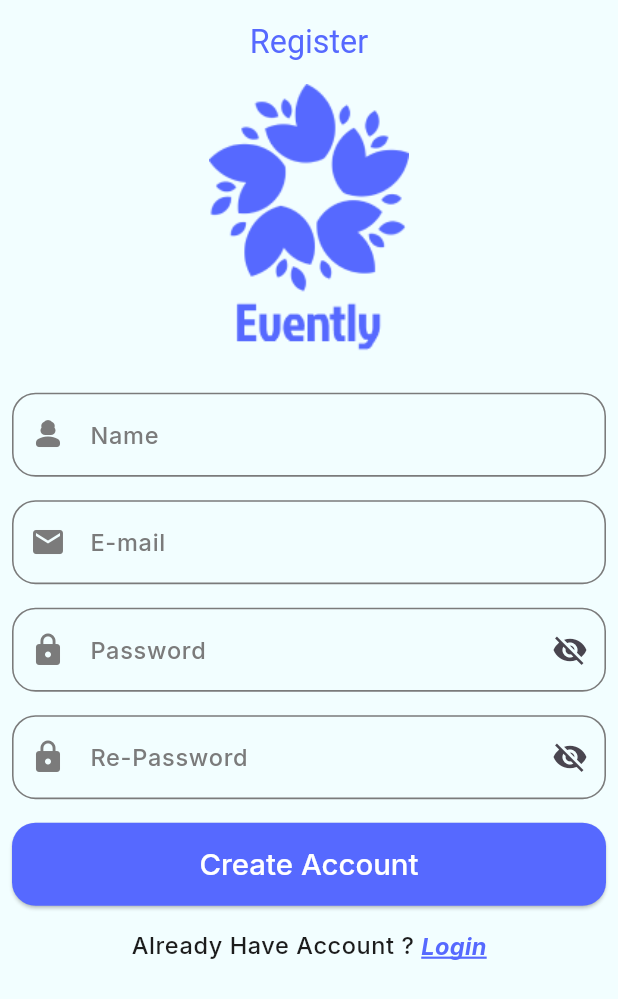
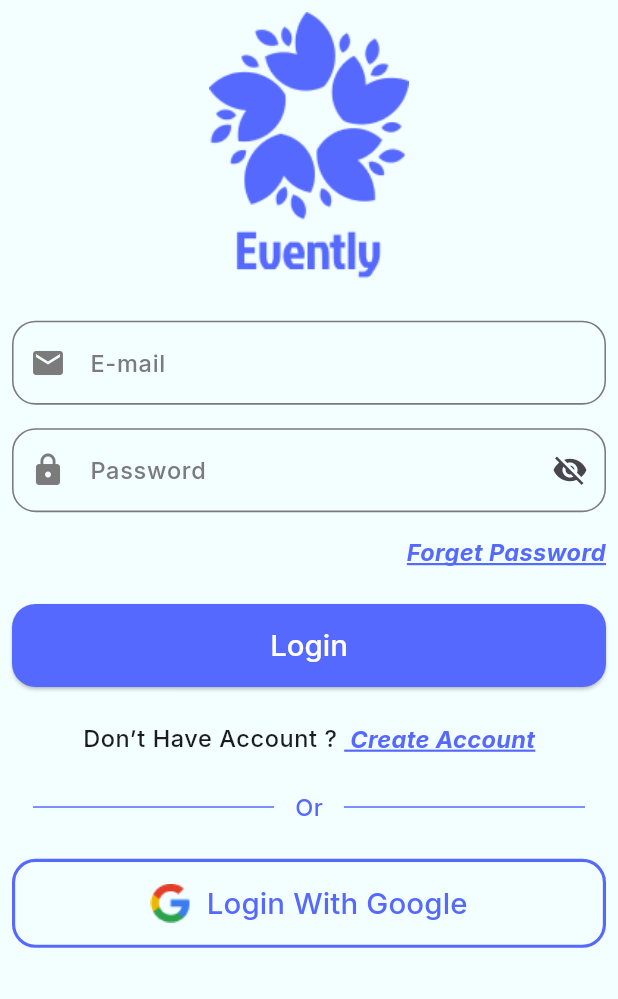
Before and after one commit to zahraa-sayed/Eventely-_app, a Flutter app: the screen it shows after launch, after a tap on "Login", on a phone screen of 412 x 824 dp. Shown: the top 999 px of the screen. Run offline on Flutter 3.47's test engine with Material 3 defaults, Android fonts, the phone set to English and light mode, and no system bars; our stand-ins replace flutter_screenutil, google_fonts.

Commit message:
finished login screen ui

```diff
--- a/lib/core/assets_manager/assets_manager.dart
+++ b/lib/core/assets_manager/assets_manager.dart
@@ -1,5 +1,6 @@
 abstract class ImageAssets {
   static const String base = "assets/images";
   static const String logo = "$base/Logo.png";
+  static const String google = "$base/google-1.png";
 
 }
--- a/lib/core/widgets/custom_text_button.dart
+++ b/lib/core/widgets/custom_text_button.dart
@@ -5,15 +5,23 @@ import 'package:google_fonts/google_fonts.dart';
 import '../resources/colors_manager.dart';
 
 class CustomTextButton extends StatelessWidget {
-  const CustomTextButton({super.key, required this.text, required this.onTap});
+  const CustomTextButton({
+    super.key,
+    required this.text,
+    required this.onTap,
+    this.textAlign = TextAlign.center,
+  });
+
   final String text;
   final VoidCallback onTap;
+  final TextAlign textAlign;
 
   @override
   Widget build(BuildContext context) {
     return GestureDetector(
       onTap: onTap,
       child: Text(
+        textAlign: textAlign,
         text,
         style: GoogleFonts.inter(
           fontSize: 16.sp,
--- a/lib/features/auth/login/login.dart
+++ b/lib/features/auth/login/login.dart
@@ -1,10 +1,172 @@
+import 'package:evently_app/core/assets_manager/assets_manager.dart';
+import 'package:evently_app/core/resources/colors_manager.dart';
+import 'package:evently_app/core/resources/validator.dart';
+import 'package:evently_app/core/widgets/custom_elevated_button.dart';
+import 'package:evently_app/core/widgets/custom_text_button.dart';
+import 'package:evently_app/core/widgets/custom_text_form_field.dart';
 import 'package:flutter/material.dart';
+import 'package:flutter_screenutil/flutter_screenutil.dart';
+import 'package:google_fonts/google_fonts.dart';
 
-class Login extends StatelessWidget {
+import '../../../core/routes_manager/routes_manager.dart';
+
+class Login extends StatefulWidget {
   const Login({super.key});
 
   @override
+  State<Login> createState() => _LoginState();
+}
+
+class _LoginState extends State<Login> {
+  late TextEditingController _emailController;
+  late TextEditingController _passwordController;
+  bool securePassword = true;
+  GlobalKey<FormState> _formKey = GlobalKey<FormState>();
+
+  @override
+  void initState() {
+    super.initState();
+    _emailController = TextEditingController();
+    _passwordController = TextEditingController();
+  }
+
+  @override
   Widget build(BuildContext context) {
-    return Scaffold( );
+    return Scaffold(
+      body: Padding(
+        padding: const EdgeInsets.all(8.0),
+        child: Form(
+          key: _formKey,
+          child: Column(
+            crossAxisAlignment: CrossAxisAlignment.stretch,
+            children: [
+              Image.asset(ImageAssets.logo, width: 136.w, height: 186.h),
+              SizedBox(height: 24.h),
+              CustomTextFormField(
+                label: "E-mail",
+                validator: Validator.validateEmail,
+                controller: _emailController,
+                prefixIcon: Icons.email,
+                keyboardType: TextInputType.emailAddress,
+              ),
+              SizedBox(height: 16.h),
+              CustomTextFormField(
+                isSecure: securePassword,
+                label: "Password",
+                validator: Validator.validatePassword,
+                controller: _passwordController,
+                prefixIcon: Icons.lock,
+                suffixIcon: IconButton(
+                  onPressed: _onPasswordIconClicked,
+                  icon: Icon(
+                    securePassword ? Icons.visibility_off : Icons.visibility,
+                  ),
+                ),
+                keyboardType: TextInputType.visiblePassword,
+              ),
+              SizedBox(height: 16.h),
+              CustomTextButton(
+                text: "Forget Password",
+                textAlign: TextAlign.right,
+                onTap: () {},
+              ),
+              SizedBox(height: 24.h),
+              CustomElevatedButton(title: "Login", onPressed: _login),
+              SizedBox(height: 24.h),
+              Row(
+                mainAxisAlignment: MainAxisAlignment.center,
+                children: [
+                  Text(
+                    "Don’t Have Account ? ",
+                    style: Theme.of(context).textTheme.bodySmall,
+                  ),
+                  CustomTextButton(
+                    text: " Create Account",
+                    onTap: () {
+                      Navigator.pushReplacementNamed(
+                        context,
+                        RoutesManager.register,
+                      );
+                    },
+                  ),
+                ],
+              ),
+              SizedBox(height: 24.h),
+              Row(
+                children: [
+                  Expanded(
+                    child: Divider(
+                      thickness: 1,
+                      color: ColorsManager.blue,
+                      indent: 14,
+                      endIndent: 14,
+                    ),
+                  ),
+                  Text(
+                    "Or",
+                    style: GoogleFonts.inter(
+                      fontSize: 16.sp,
+                      fontWeight: FontWeight.w500,
+                      color: ColorsManager.blue,
+                    ),
+                  ),
+                  Expanded(
+                    child: Divider(
+                      thickness: 1,
+                      color: ColorsManager.blue,
+                      indent: 14,
+                      endIndent: 14,
+                    ),
+                  ),
+                ],
+              ),
+              SizedBox(height: 24.h),
+              OutlinedButton(
+                style: OutlinedButton.styleFrom(
+                  padding: REdgeInsets.symmetric(vertical: 16),
+                  side: BorderSide(color: ColorsManager.blue, width: 2.w),
+                  shape: RoundedRectangleBorder(
+                    borderRadius: BorderRadius.circular(16.r),
+                  ),
+                ),
+                onPressed: () {},
+                child: Row(
+                  mainAxisAlignment: MainAxisAlignment.center,
+                  children: [
+                    Image.asset(ImageAssets.google),
+                    SizedBox(width: 10.w),
+                    Text(
+                      "Login With Google",
+                      style: GoogleFonts.inter(
+                        color: ColorsManager.blue,
+                        fontSize: 20.sp,
+                        fontWeight: FontWeight.w500,
+                      ),
+                    ),
+                  ],
+                ),
+              ),
+            ],
+          ),
+        ),
+      ),
+    );
+  }
+
+  @override
+  void dispose() {
+    _emailController.dispose();
+    _passwordController.dispose();
+    super.dispose();
+  }
+
+  void _onPasswordIconClicked() {
+    setState(() {
+      securePassword = !securePassword;
+    });
+  }
+
+  void _login() {
+    if(_formKey.currentState?.validate() == false) return;
   }
 }
--- a/lib/features/auth/register/register.dart
+++ b/lib/features/auth/register/register.dart
@@ -1,8 +1,10 @@
 import 'package:evently_app/core/assets_manager/assets_manager.dart';
 import 'package:evently_app/core/resources/validator.dart';
+import 'package:evently_app/core/routes_manager/routes_manager.dart';
 import 'package:evently_app/core/widgets/custom_elevated_button.dart';
 import 'package:evently_app/core/widgets/custom_text_button.dart';
 import 'package:evently_app/core/widgets/custom_text_form_field.dart';
+import 'package:evently_app/features/auth/login/login.dart';
 import 'package:flutter/material.dart';
 import 'package:flutter_screenutil/flutter_screenutil.dart';
 
@@ -108,7 +110,9 @@ class _RegisterState extends State<Register> {
                       "Already Have Account ? ",
                       style: Theme.of(context).textTheme.bodySmall,
                     ),
-                    CustomTextButton(text: "Login", onTap: () {}),
+                    CustomTextButton(text: "Login", onTap: () {
+                      Navigator.pushReplacementNamed(context, RoutesManager.login);
+                    }),
                   ],
                 ),
               ],
```
Also changed, not shown: assets/images/0.2x/google@2x.png (added), assets/images/0.3x/google.png (added), assets/images/google-1.png (added).
